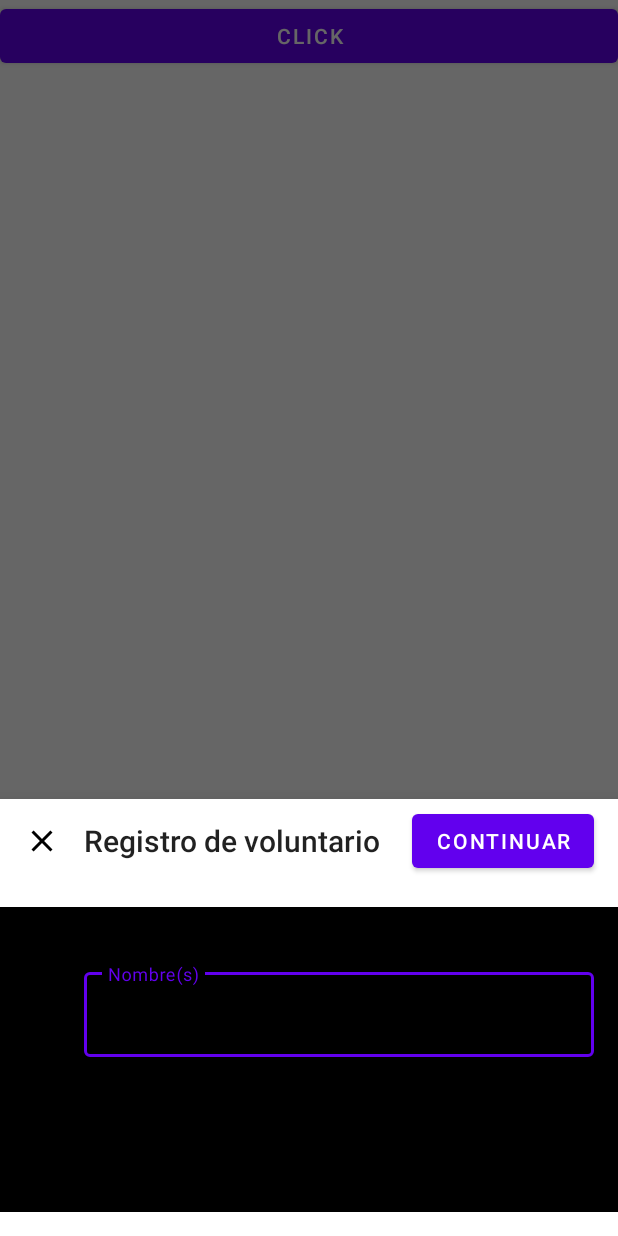
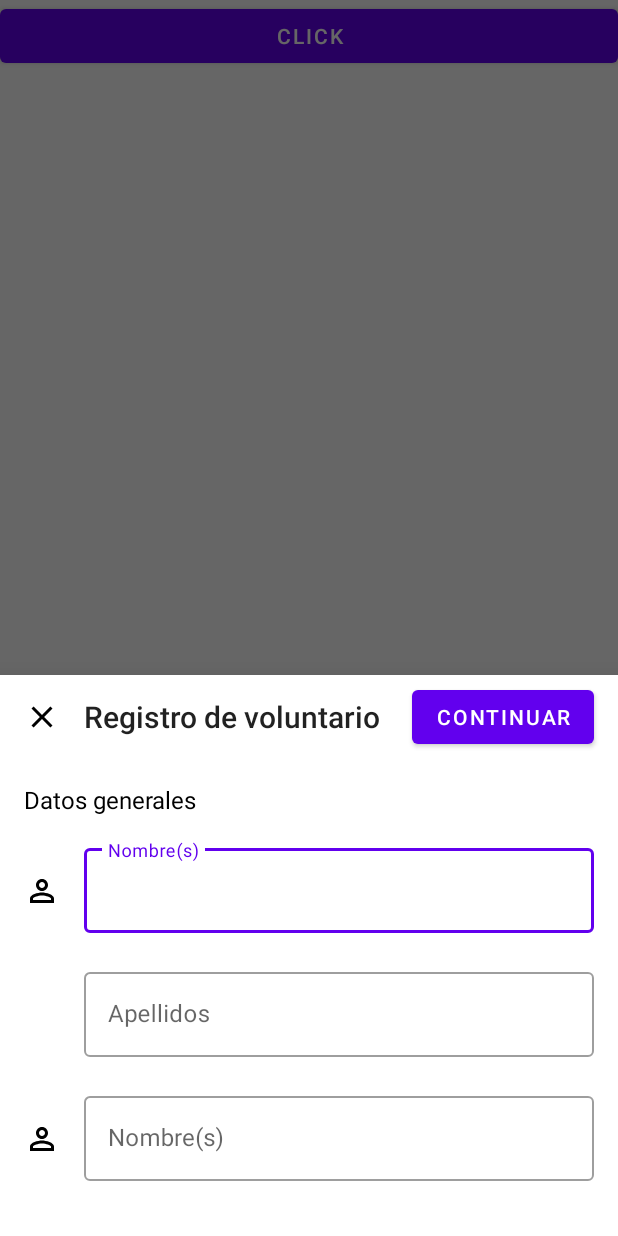
Before and after one commit to rafaelperezmacias/MyCampaignMovil, an Android app: the screen it shows after launch (MainActivity), after a tap on "CLICK", on a phone screen of 412 x 824 dp. Run offline under Robolectric (Android 15) with nearby library versions, the phone set to English and light mode, and no system bars.

Commit message:
Aplicacion base

```diff
--- a/app/src/main/java/com/rld/futuro/futuroapp/BottomSheets/VolunteerBottomSheet.java
+++ b/app/src/main/java/com/rld/futuro/futuroapp/BottomSheets/VolunteerBottomSheet.java
@@ -24,6 +24,7 @@ public class VolunteerBottomSheet extends BottomSheetDialogFragment {
     private BottomSheetBehavior bottomSheetBehavior;
 
     private FragmentManager fragmentManager;
+    private Fragment currentFragment;
 
     public VolunteerBottomSheet() {
 
@@ -63,22 +64,22 @@ public class VolunteerBottomSheet extends BottomSheetDialogFragment {
 
         PersonalFragment personalFragment = new PersonalFragment();
         AddressFragment addressFragment = new AddressFragment();
-        Fragment currentFragment = personalFragment;
+        currentFragment = personalFragment;
 
         fragmentManager = getChildFragmentManager();
         fragmentManager.beginTransaction().add(R.id.volunteer_bs_container, personalFragment).commit();
-        fragmentManager.beginTransaction().add(R.id.volunteer_bs_container, addressFragment).hide(addressFragment).commit();
+        fragmentManager.beginTransaction().add(R.id.volunteer_bs_container, addressFragment).hide(addressFragment).commit();;
 
         ((ImageButton) view.findViewById(R.id.volunteer_bs_ib_close))
                 .setOnClickListener(v -> {
-                    showFragment(currentFragment, addressFragment, fragmentManager);
+                    dismiss();
                 });
 
         setCancelable(false);
         return bottomSheet;
     }
 
-    private void showFragment(Fragment currentFragment, Fragment fragment, FragmentManager fragmentManager) {
+    private void showFragment(Fragment fragment, FragmentManager fragmentManager) {
         fragmentManager.beginTransaction().hide(currentFragment).show(fragment).commit();
         currentFragment = fragment;
     }
--- a/app/src/main/res/layout/fragment_personal_volunteer_bs.xml
+++ b/app/src/main/res/layout/fragment_personal_volunteer_bs.xml
@@ -4,8 +4,7 @@
     xmlns:app="http://schemas.android.com/apk/res-auto"
     android:layout_width="match_parent"
     android:layout_height="wrap_content"
-    android:orientation="vertical"
-    android:background="@color/black">
+    android:orientation="vertical">
 
     <TextView
         android:layout_width="match_parent"
@@ -72,4 +71,46 @@
 
     </com.google.android.material.textfield.TextInputLayout>
 
+    <!--
+    <View
+        android:layout_width="match_parent"
+        android:layout_height="1dp"
+        android:background="@android:color/darker_gray"/> -->
+
+    <!-- Field with image -->
+    <RelativeLayout
+        android:layout_width="match_parent"
+        android:layout_height="wrap_content">
+
+        <androidx.appcompat.widget.AppCompatImageView
+            android:id="@+id/icon1"
+            android:layout_width="24dp"
+            android:layout_height="24dp"
+            android:layout_marginTop="22dp"
+            android:layout_marginStart="16dp"
+            android:src="@drawable/ic_outline_perm_identity_24"
+            android:tint="@color/black"
+            android:contentDescription="@string/icon"/>
+
+        <com.google.android.material.textfield.TextInputLayout
+            android:layout_width="match_parent"
+            android:layout_height="wrap_content"
+            android:layout_toEndOf="@+id/icon1"
+            style="@style/Widget.MaterialComponents.TextInputLayout.OutlinedBox"
+            android:hint="Nombre(s)"
+            android:paddingStart="16dp"
+            android:paddingEnd="16dp"
+            app:errorEnabled="true">
+
+            <com.google.android.material.textfield.TextInputEditText
+                android:inputType="textCapWords"
+                android:layout_width="match_parent"
+                android:layout_height="wrap_content">
+
+            </com.google.android.material.textfield.TextInputEditText>
+
+        </com.google.android.material.textfield.TextInputLayout>
+
+    </RelativeLayout>
+
 </LinearLayout>
```
